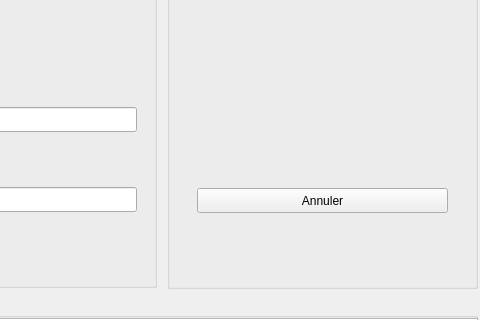
The window that jumelles_dialog_base.ui (AntoineDePreville/Jumelles) describes before a commit, drawn with Qt 5; both pictures show x 174 to 654 and y 253 to 573 of the 654 by 751 pixel window.
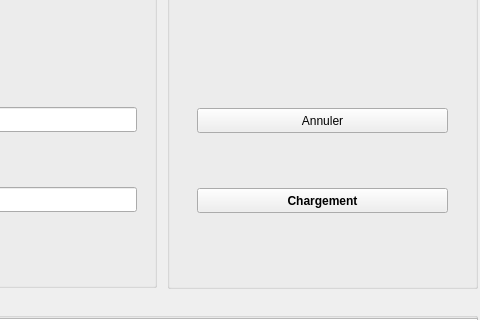
The same window after the commit.

Commit message: Data load works

What changed in the file:
```diff
--- a/jumelles_dialog_base.ui
+++ b/jumelles_dialog_base.ui
@@ -100,7 +100,7 @@
     <property name="geometry">
      <rect>
       <x>30</x>
-      <y>440</y>
+      <y>360</y>
       <width>251</width>
       <height>25</height>
      </rect>
@@ -114,6 +114,19 @@
      <string>Annuler</string>
     </property>
    </widget>
+   <widget class="QPushButton" name="pushButton_charger">
+    <property name="geometry">
+     <rect>
+      <x>30</x>
+      <y>440</y>
+      <width>251</width>
+      <height>25</height>
+     </rect>
+    </property>
+    <property name="text">
+     <string>Chargement</string>
+    </property>
+   </widget>
   </widget>
   <widget class="QGroupBox" name="groupBox_resultats">
    <property name="geometry">
```
The commit also changes 1 other file.
